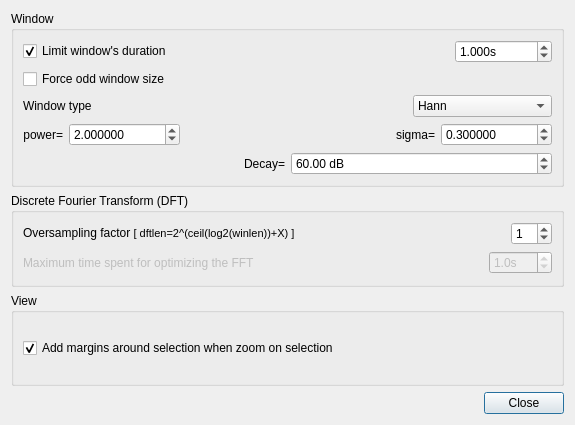
Before: the Qt Designer form src/gvamplitudespectrumwdialogsettings.ui in gillesdegottex/dfasma, drawn with Qt 5.
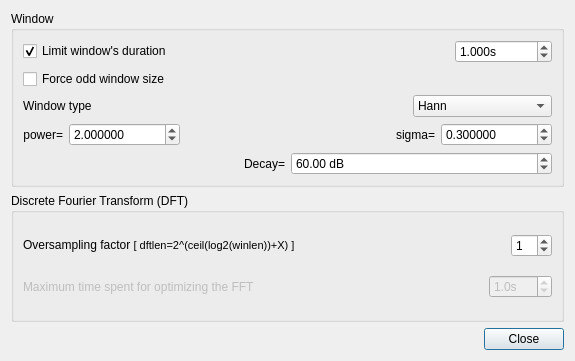
After: the same form once the commit is applied. Icons and pictures are not drawn.

```diff
--- a/src/gvamplitudespectrumwdialogsettings.ui
+++ b/src/gvamplitudespectrumwdialogsettings.ui
@@ -7,7 +7,7 @@
     <x>0</x>
     <y>0</y>
     <width>575</width>
-    <height>425</height>
+    <height>361</height>
    </rect>
   </property>
   <property name="windowTitle">
@@ -346,25 +346,6 @@
      </layout>
     </widget>
    </item>
-   <item>
-    <widget class="QGroupBox" name="groupBox_2">
-     <property name="title">
-      <string>View</string>
-     </property>
-     <layout class="QVBoxLayout" name="verticalLayout_2">
-      <item>
-       <widget class="QCheckBox" name="cbAmplitudeSpectrumAddMarginsOnSelection">
-        <property name="text">
-         <string>Add margins around selection when zoom on selection</string>
-        </property>
-        <property name="checked">
-         <bool>true</bool>
-        </property>
-       </widget>
-      </item>
-     </layout>
-    </widget>
-   </item>
    <item>
     <layout class="QHBoxLayout" name="horizontalLayout">
      <item>
```
